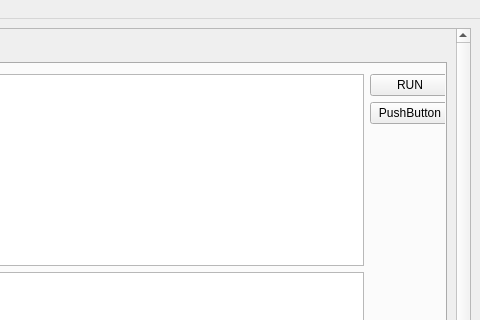
robko01/pyrobko01, file robko01/tasks/task_ui_qt/ui/main.ui: the form before one commit; both pictures show x 302 to 782 and y 0 to 320 of the 782 by 589 pixel window.
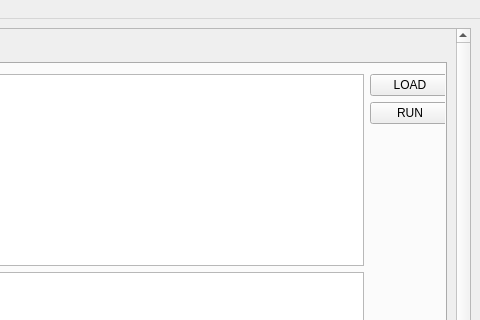
The form after the commit. The open tabs and pages were chosen to show the change.

Commit message: Fix button in automatic form order

What changed in the file:
```diff
--- a/robko01/tasks/task_ui_qt/ui/main.ui
+++ b/robko01/tasks/task_ui_qt/ui/main.ui
@@ -1080,31 +1080,17 @@
              </rect>
             </property>
             <layout class="QGridLayout" name="gridLayout_5">
-             <item row="1" column="1">
-              <widget class="QPushButton" name="pushButton_2">
-               <property name="text">
-                <string>PushButton</string>
-               </property>
-              </widget>
-             </item>
-             <item row="0" column="1">
-              <widget class="QPushButton" name="pbRun">
-               <property name="text">
-                <string>RUN</string>
-               </property>
-              </widget>
-             </item>
-             <item row="0" column="0" rowspan="3">
+             <item row="1" column="0" rowspan="5">
               <widget class="QTextEdit" name="teCode">
                <property name="placeholderText">
                 <string/>
                </property>
               </widget>
              </item>
-             <item row="3" column="0">
+             <item row="6" column="0">
               <widget class="QTextEdit" name="teResult"/>
              </item>
-             <item row="2" column="1" rowspan="2">
+             <item row="5" column="1" rowspan="2">
               <spacer name="verticalSpacer">
                <property name="orientation">
                 <enum>Qt::Vertical</enum>
@@ -1117,6 +1103,20 @@
                </property>
               </spacer>
              </item>
+             <item row="1" column="1">
+              <widget class="QPushButton" name="pbLoadProgram">
+               <property name="text">
+                <string>LOAD</string>
+               </property>
+              </widget>
+             </item>
+             <item row="2" column="1">
+              <widget class="QPushButton" name="pbRunProgram">
+               <property name="text">
+                <string>RUN</string>
+               </property>
+              </widget>
+             </item>
             </layout>
            </widget>
           </widget>
```
